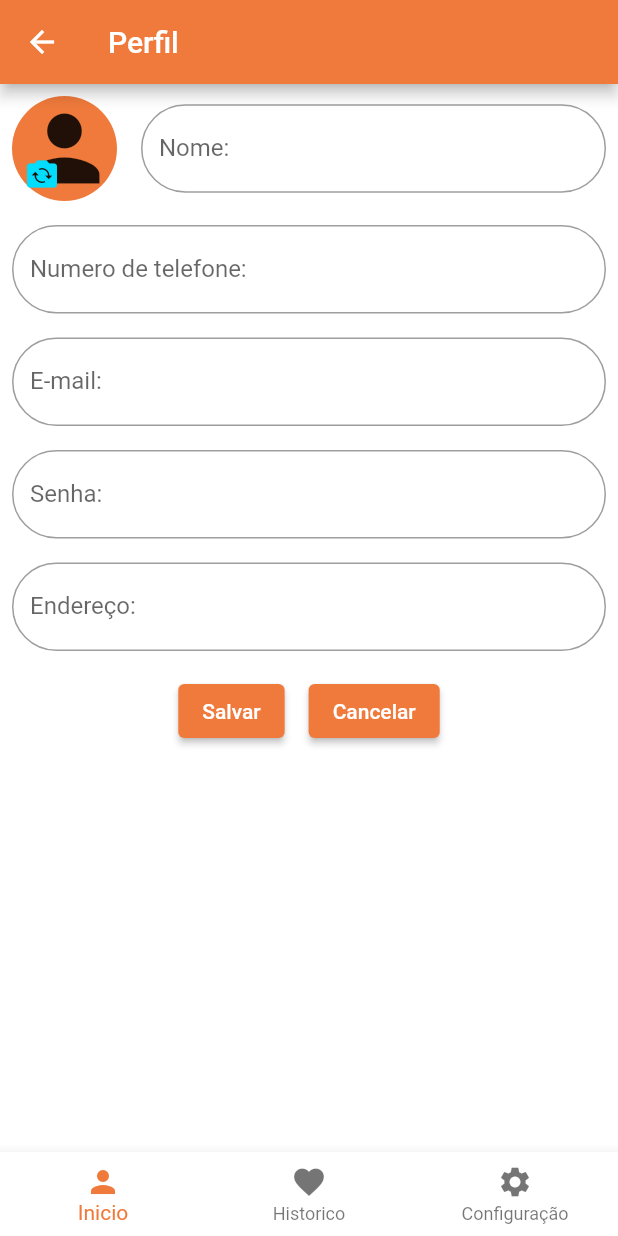
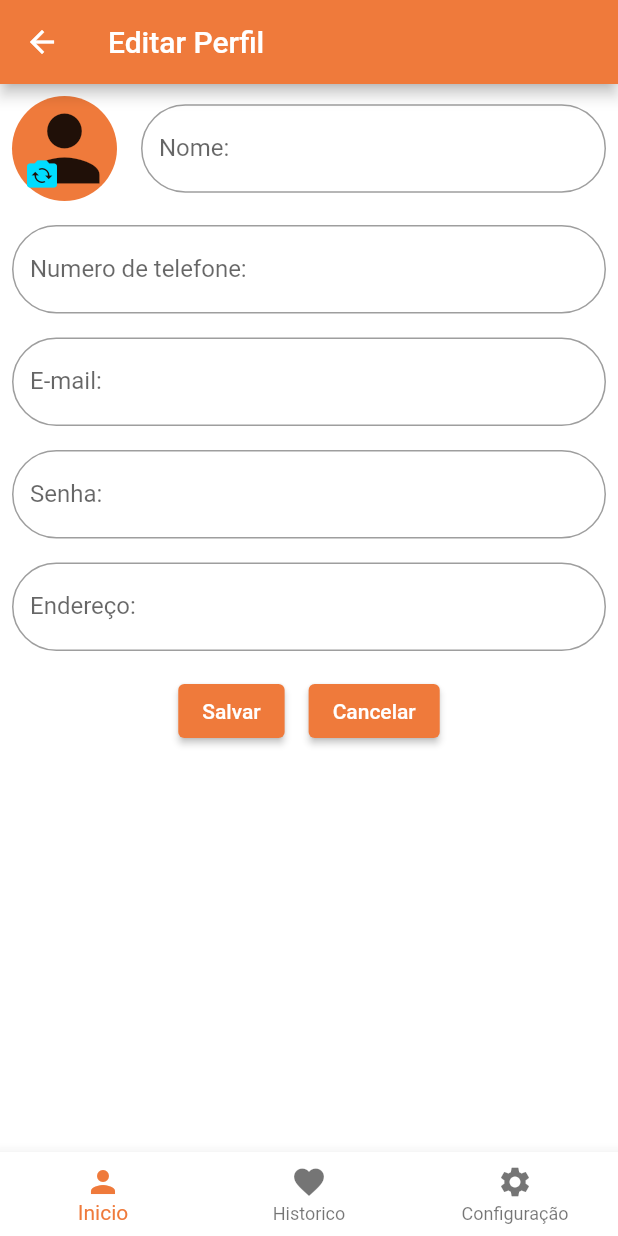
Before and after one commit to guimell/Andarilho, a Flutter app: the ConfigPerfil screen opened directly, on a phone screen of 412 x 824 dp. Run offline on Flutter 3.47's test engine with Material 2 defaults, Android fonts, the light colour scheme and no system bars; our stand-ins replace google_maps_flutter.

Commit message:
mudei o nome

```diff
--- a/andarilho/lib/configPerfil.dart
+++ b/andarilho/lib/configPerfil.dart
@@ -17,7 +17,7 @@ class _ConfigPerfilState extends State<ConfigPerfil> {
   Widget build(BuildContext context) {
     return Scaffold(
       appBar: AppBar(
-        title: const Text("Perfil"),
+        title: const Text("Editar Perfil"),
       ),
       bottomNavigationBar: AppConfig.navBar(context),
       body: Center(
```
